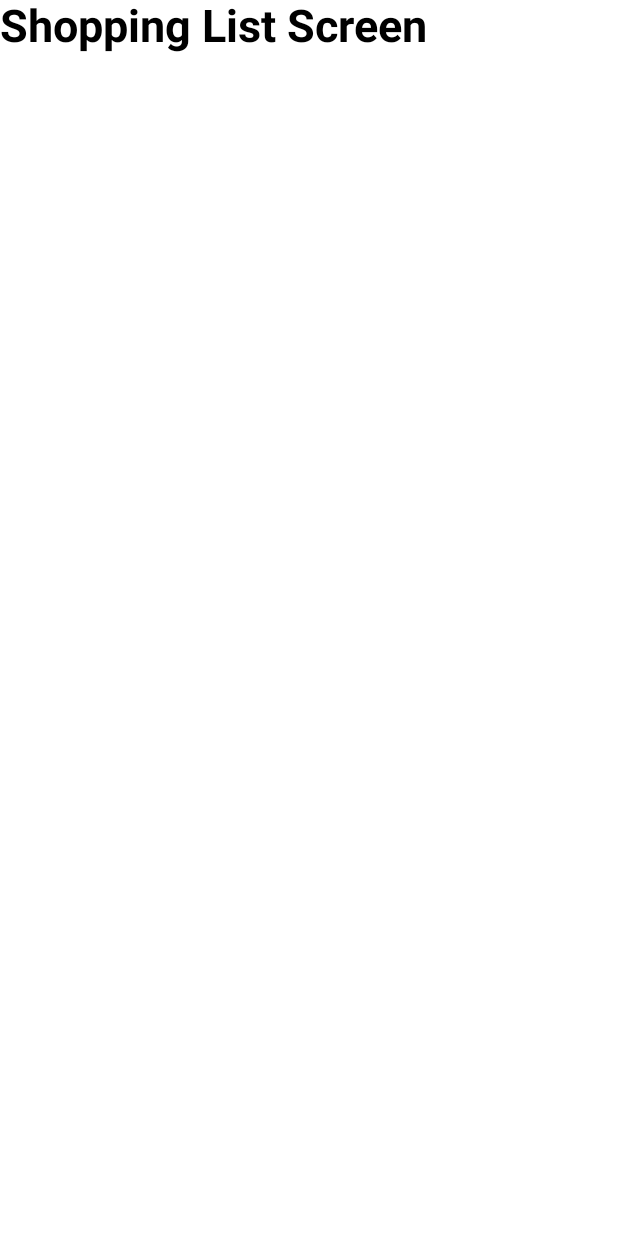
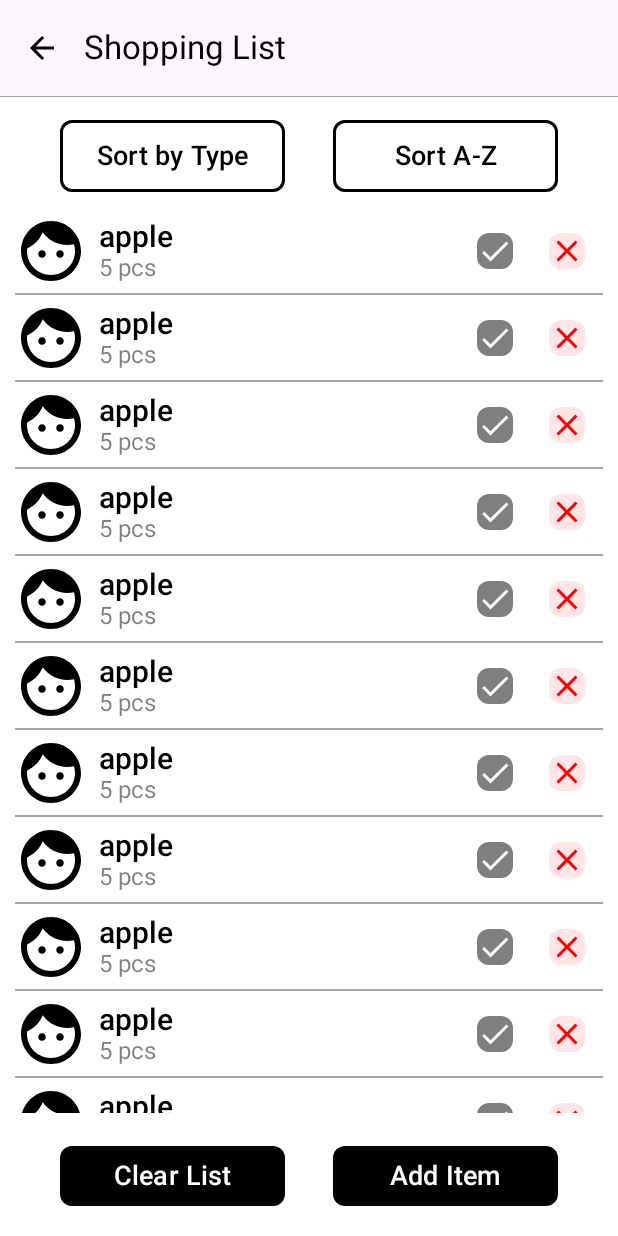
Before and after one commit to Tomek4861/WasteLessApp, an Android app built with Jetpack Compose: the @Preview function ShoppingListScreen, on a phone screen of 412 x 824 dp. Run offline under Robolectric (Android 15) with nearby library versions, the phone set to English and light mode, and no system bars.

Commit message:
Added shopping list screen & helper utils

```diff
--- a/app/build.gradle.kts
+++ b/app/build.gradle.kts
@@ -61,6 +61,7 @@ dependencies {
 
     // Feature module support for Fragments
     implementation(libs.androidx.navigation.dynamic.features.fragment)
+    implementation(libs.androidx.compose.material)
 
     // Testing Navigation
     androidTestImplementation(libs.androidx.navigation.testing)
--- a/app/src/main/java/com/example/wastelessapp/screens/SettingsScreen.kt
+++ b/app/src/main/java/com/example/wastelessapp/screens/SettingsScreen.kt
@@ -18,4 +18,9 @@ fun SettingsScreen() {
         fontWeight = FontWeight.Bold,
         textAlign = TextAlign.Center
     )
+    Text(
+        "This is the settings screen",
+        fontSize = 20.sp,
+        textAlign = TextAlign.Center
+    )
 }
--- a/app/src/main/java/com/example/wastelessapp/screens/ShoppingListScreen.kt
+++ b/app/src/main/java/com/example/wastelessapp/screens/ShoppingListScreen.kt
@@ -1,21 +1,113 @@
 package com.example.wastelessapp.screens
 
-import androidx.compose.material3.Text
+import androidx.compose.foundation.layout.Arrangement
+import androidx.compose.foundation.layout.Column
+import androidx.compose.foundation.layout.Row
+import androidx.compose.foundation.layout.Spacer
+import androidx.compose.foundation.layout.fillMaxWidth
+import androidx.compose.foundation.layout.height
+import androidx.compose.foundation.layout.padding
+import androidx.compose.foundation.layout.width
+import androidx.compose.foundation.lazy.LazyColumn
 import androidx.compose.runtime.Composable
-import androidx.compose.ui.text.font.FontWeight
-import androidx.compose.ui.text.style.TextAlign
-import androidx.compose.ui.unit.sp
+import androidx.compose.ui.Alignment
+import androidx.compose.ui.Modifier
+import androidx.compose.ui.tooling.preview.Preview
+import androidx.compose.ui.unit.dp
+import com.example.wastelessapp.ui.components.BlackButton
+import com.example.wastelessapp.ui.components.CustomTopAppBar
+import com.example.wastelessapp.ui.components.FoodUnit
+import com.example.wastelessapp.ui.components.ShoppingItem
+import com.example.wastelessapp.ui.components.ShoppingListItem
+import com.example.wastelessapp.ui.components.WhiteButton
 import kotlinx.serialization.Serializable
 
 @Serializable
 object ShoppingListScreen
 
+
+val horizontalPaddingBetweenButtons = 32.dp
+val buttonWidth = 150.dp
+
+@Preview // allows to preview without compiling the app
 @Composable
 fun ShoppingListScreen() {
-    Text(
-        "Shopping List Screen",
-        fontSize = 30.sp,
-        fontWeight = FontWeight.Bold,
-        textAlign = TextAlign.Center
-    )
+    Column(
+        horizontalAlignment = Alignment.CenterHorizontally,
+        verticalArrangement = Arrangement.SpaceAround,
+
+
+        )
+    {
+        CustomTopAppBar(pageName = "Shopping List")
+        Spacer(modifier = Modifier.height(16.dp))
+        Row(
+            verticalAlignment = Alignment.CenterVertically,
+            horizontalArrangement = Arrangement.SpaceBetween,
+
+            ) {
+            WhiteButton(
+                text = "Sort by Type",
+                onClick = { /*TODO*/ },
+                width = buttonWidth
+            )
+            Spacer(modifier = Modifier.width(horizontalPaddingBetweenButtons))
+            WhiteButton(
+                text = "Sort A-Z",
+                onClick = { /*TODO*/ },
+                width = buttonWidth
+            )
+
+        }
+
+
+        LazyColumn(
+//            contentPadding = PaddingValues(bottom = 16.dp),
+            modifier = Modifier
+                .fillMaxWidth()
+                .weight(1f)
+                .padding(10.dp)
+
+        ) {
+            items(50) { item ->
+                ShoppingListItem(
+                    item =
+                    ShoppingItem(
+                        id = item,
+                        name = "apple",
+                        quantity = 5,
+                        unit = FoodUnit.PCS
+                    )
+                )
+
+            }
+        }
+
+
+        Spacer(modifier = Modifier.height(8.dp))
+
+        Row(
+            verticalAlignment = Alignment.CenterVertically,
+            horizontalArrangement = Arrangement.SpaceBetween,
+
+            ) {
+            BlackButton(
+                text = "Clear List",
+                onClick = { /*TODO*/ },
+                width = buttonWidth
+            )
+            Spacer(modifier = Modifier.width(horizontalPaddingBetweenButtons))
+            BlackButton(
+                text = "Add Item",
+                onClick = { /*TODO*/ },
+                width = buttonWidth
+            )
+
+        }
+
+
+        Spacer(modifier = Modifier.height(16.dp))
+
+
+    }
 }
--- /dev/null
+++ b/app/src/main/java/com/example/wastelessapp/ui/components/CustomButtons.kt
@@ -0,0 +1,73 @@
+package com.example.wastelessapp.ui.components
+
+import androidx.compose.foundation.border
+import androidx.compose.foundation.layout.width
+import androidx.compose.material3.Button
+import androidx.compose.material3.ButtonDefaults
+import androidx.compose.material3.Text
+import androidx.compose.runtime.Composable
+import androidx.compose.ui.Modifier
+import androidx.compose.ui.graphics.Color
+import androidx.compose.ui.text.font.FontWeight
+import androidx.compose.ui.text.style.TextAlign
+import androidx.compose.ui.unit.Dp
+import androidx.compose.ui.unit.TextUnit
+import androidx.compose.ui.unit.dp
+import androidx.compose.ui.unit.sp
+import androidx.compose.foundation.shape.RoundedCornerShape
+
+
+
+
+@Composable
+fun CustomButton(
+    text: String,
+    onClick: () -> kotlin.Unit, // no args -> void
+    backgroundColor: Color,
+    contentColor: Color,
+    borderColor: Color? = null, // optional
+    width: Dp = 200.dp,
+    fontSize: TextUnit = 18.sp
+
+) {
+    Button(
+        onClick = onClick,
+        colors = ButtonDefaults.buttonColors(containerColor = backgroundColor),
+        shape = RoundedCornerShape(8.dp),
+        modifier = Modifier
+            .width(width)
+            .let { if (borderColor != null) it.border(2.dp, borderColor, RoundedCornerShape(8.dp)) else it }
+    ) {
+        Text(
+            text = text,
+            fontSize = fontSize,
+            fontWeight = FontWeight.Medium,
+            textAlign = TextAlign.Center,
+            color = contentColor
+        )
+    }
+}
+
+@Composable
+fun BlackButton(text: String, onClick: () -> kotlin.Unit, width: Dp = 200.dp, fontSize: TextUnit = 18.sp) {
+    CustomButton(
+        text = text,
+        onClick = onClick,
+        backgroundColor = Color.Black,
+        contentColor = Color.White,
+        width = width
+    )
+}
+
+@Composable
+fun WhiteButton(text: String, onClick: () -> kotlin.Unit, width: Dp = 200.dp, fontSize: TextUnit = 18.sp) {
+    CustomButton(
+        text = text,
+        onClick = onClick,
+        backgroundColor = Color.White,
+        contentColor = Color.Black,
+        borderColor = Color.Black,
+        width = width
+
+    )
+}
--- /dev/null
+++ b/app/src/main/java/com/example/wastelessapp/ui/components/CustomTopAppBar.kt
@@ -0,0 +1,37 @@
+package com.example.wastelessapp.ui.components
+
+import androidx.compose.material.icons.Icons
+import androidx.compose.material.icons.automirrored.filled.ArrowBack
+import androidx.compose.material3.ExperimentalMaterial3Api
+import androidx.compose.material3.Icon
+import androidx.compose.material3.IconButton
+import androidx.compose.material3.Text
+import androidx.compose.material3.TopAppBar
+import androidx.compose.material3.TopAppBarDefaults
+import androidx.compose.runtime.Composable
+import androidx.compose.ui.Modifier
+import androidx.compose.ui.graphics.Color
+
+
+@OptIn(ExperimentalMaterial3Api::class) // TopAppBar is experimental
+@Composable
+fun CustomTopAppBar(pageName: String) {
+
+    TopAppBar(
+        navigationIcon = {
+            IconButton(onClick = { /*TODO*/ }) {
+                Icon(
+                    imageVector = Icons.AutoMirrored.Filled.ArrowBack,
+                    contentDescription = "Back",
+                    tint = Color.Black
+                )
+            }
+        },
+        title = { Text(pageName) },
+        colors = TopAppBarDefaults.topAppBarColors(titleContentColor = Color.Black),
+        modifier = Modifier
+            .bottomBorder()
+    )
+
+
+}
--- /dev/null
+++ b/app/src/main/java/com/example/wastelessapp/ui/components/ModifierExtensions.kt
@@ -0,0 +1,24 @@
+package com.example.wastelessapp.ui.components
+
+import androidx.compose.ui.Modifier
+import androidx.compose.ui.draw.drawBehind
+import androidx.compose.ui.geometry.Offset
+import androidx.compose.ui.graphics.Color
+import androidx.compose.ui.unit.Dp
+import androidx.compose.ui.unit.dp
+
+
+fun Modifier.bottomBorder(
+    color: Color = Color.Gray,
+    strokeWidth: Dp = 1.dp
+): Modifier = this.then(
+    Modifier.drawBehind {
+        val strokePx = strokeWidth.toPx()
+        drawLine(
+            color = color,
+            start = Offset(0f, size.height),
+            end = Offset(size.width, size.height),
+            strokeWidth = strokePx
+        )
+    }
+)
--- /dev/null
+++ b/app/src/main/java/com/example/wastelessapp/ui/components/ShoppingListItem.kt
@@ -0,0 +1,152 @@
+package com.example.wastelessapp.ui.components
+
+import androidx.compose.foundation.background
+import androidx.compose.foundation.layout.Arrangement
+import androidx.compose.foundation.layout.Column
+import androidx.compose.foundation.layout.Row
+import androidx.compose.foundation.layout.Spacer
+import androidx.compose.foundation.layout.fillMaxWidth
+import androidx.compose.foundation.layout.padding
+import androidx.compose.foundation.layout.size
+import androidx.compose.foundation.shape.RoundedCornerShape
+import androidx.compose.material.icons.Icons
+import androidx.compose.material.icons.filled.Check
+import androidx.compose.material.icons.filled.Close
+import androidx.compose.material.icons.filled.Face
+import androidx.compose.material.icons.filled.Warning
+import androidx.compose.material3.Icon
+import androidx.compose.material3.IconButton
+import androidx.compose.material3.Text
+import androidx.compose.runtime.Composable
+import androidx.compose.ui.Alignment
+import androidx.compose.ui.Modifier
+import androidx.compose.ui.draw.alpha
+import androidx.compose.ui.graphics.Color
+import androidx.compose.ui.graphics.vector.ImageVector
+import androidx.compose.ui.text.font.FontWeight
+import androidx.compose.ui.text.style.TextAlign
+import androidx.compose.ui.unit.dp
+import androidx.compose.ui.unit.sp
+
+
+enum class FoodUnit {
+    PCS,
+    G,
+    MILLILITER
+}
+
+
+data class ShoppingItem(
+    val id: Int,
+    val name: String,
+    val quantity: Int,
+    val unit: FoodUnit,
+    val isChecked: Boolean = false,
+    val category: String = determineCategory(name),
+    val icon: ImageVector = determineIcon(category)
+) {
+    fun getQtyString(): String {
+        return when (unit) {
+            FoodUnit.PCS -> "$quantity pcs"
+            FoodUnit.G -> "${quantity}g"
+            FoodUnit.MILLILITER -> "${quantity}ml"
+        }
+    }
+
+    companion object {
+        private fun determineCategory(name: String): String {
+            // TODO: implement using some db
+            return when {
+                name.contains("apple", ignoreCase = true) -> "Fruits"
+                else -> "Others"
+            }
+        }
+
+        private fun determineIcon(category: String): ImageVector {
+            // TODO: implement using some db
+            return when (category) {
+                "Fruits" -> Icons.Filled.Face
+                else -> Icons.Default.Warning
+            }
+        }
+    }
+}
+
+@Composable
+fun ShoppingListItem(item: ShoppingItem) {
+    Row(
+        modifier = Modifier
+            .fillMaxWidth()
+            .bottomBorder(),
+
+        verticalAlignment = Alignment.CenterVertically,
+        horizontalArrangement = Arrangement.Start
+    ) {
+        Icon(
+            imageVector = item.icon,
+            contentDescription = item.category,
+            tint = Color.Black,
+            modifier = Modifier.size(48.dp)
+        )
+        Column(
+            verticalArrangement = Arrangement.Center,
+            horizontalAlignment = Alignment.Start,
+            modifier = Modifier
+                .padding(8.dp)
+        ) {
+            Text(
+                text = item.name,
+                fontSize = 20.sp,
+                textAlign = TextAlign.Center,
+                fontWeight = FontWeight.Medium, // slight boldness
+                modifier = Modifier
+            )
+            Text(
+                text = item.getQtyString(),
+                fontSize = 16.sp,
+                textAlign = TextAlign.Center,
+
+                modifier = Modifier
+                    .alpha(0.5f)   // changing opacity
+
+            )
+        }
+        Spacer(Modifier.weight(1f))
+
+        IconButton(
+            onClick = { /* TODO*/ },
+            modifier = Modifier.size(48.dp) // default size
+        ) {
+            Icon(
+                imageVector = Icons.Default.Check,
+                contentDescription = "Check",
+                tint = Color.White,
+                modifier = Modifier.background(
+                    Color.Black.copy(alpha = 0.5f),
+                    shape = RoundedCornerShape(8.dp)
+                )
+            )
+        }
+
+
+        IconButton(
+            onClick = {  /* TODO*/ },
+            modifier = Modifier.size(48.dp)
+        ) {
+            Icon(
+                imageVector = Icons.Default.Close,
+                contentDescription = "Close",
+                tint = Color.Red,
+                modifier = Modifier.background(
+                    Color.Red.copy(alpha = 0.1f),
+                    shape = RoundedCornerShape(8.dp)
+                )
+            )
+
+        }
+
+
+    }
+
+
+}
--- a/gradle/libs.versions.toml
+++ b/gradle/libs.versions.toml
@@ -10,6 +10,7 @@ activityCompose = "1.9.3"
 composeBom = "2024.04.01"
 navigationCompose = "2.8.3"
 serialization = "1.6.3"
+composeMaterial = "1.4.0"
 
 [libraries]
 androidx-core-ktx = { group = "androidx.core", name = "core-ktx", version.ref = "coreKtx" }
@@ -32,6 +33,7 @@ androidx-ui-test-manifest = { group = "androidx.compose.ui", name = "ui-test-man
 androidx-ui-test-junit4 = { group = "androidx.compose.ui", name = "ui-test-junit4" }
 androidx-material3 = { group = "androidx.compose.material3", name = "material3" }
 kotlinx-serialization-json = { module = "org.jetbrains.kotlinx:kotlinx-serialization-json", version.ref = "serialization"}
+androidx-compose-material = { group = "androidx.wear.compose", name = "compose-material", version.ref = "composeMaterial" }
 
 [plugins]
 android-application = { id = "com.android.application", version.ref = "agp" }
```
Also changed, not shown: 2 other files.
